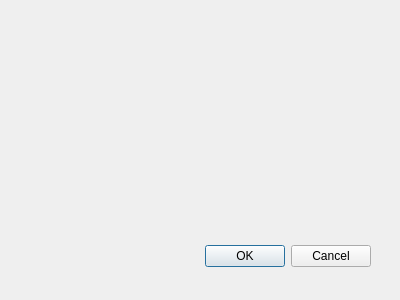
ldraconus/TextSmith2, file ItemDescriptionDialog.ui: the form before one commit.
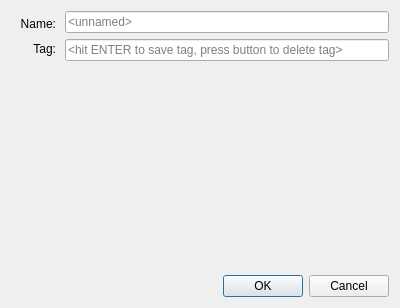
The form after the commit. Icons and pictures are not drawn.

Commit message: Got the ItemDescriptionDialog working. Next stop is adding items.

```diff
--- a/ItemDescriptionDialog.ui
+++ b/ItemDescriptionDialog.ui
@@ -7,28 +7,177 @@
     <x>0</x>
     <y>0</y>
     <width>400</width>
-    <height>300</height>
+    <height>308</height>
    </rect>
   </property>
   <property name="windowTitle">
    <string>Dialog</string>
   </property>
-  <widget class="QDialogButtonBox" name="buttonBox">
-   <property name="geometry">
-    <rect>
-     <x>30</x>
-     <y>240</y>
-     <width>341</width>
-     <height>32</height>
-    </rect>
-   </property>
-   <property name="orientation">
-    <enum>Qt::Orientation::Horizontal</enum>
-   </property>
-   <property name="standardButtons">
-    <set>QDialogButtonBox::StandardButton::Cancel|QDialogButtonBox::StandardButton::Ok</set>
-   </property>
-  </widget>
+  <property name="windowIcon">
+   <iconset resource="gfx.qrc">
+    <normaloff>:/icon/TextSmith2.ico</normaloff>:/icon/TextSmith2.ico</iconset>
+  </property>
+  <property name="modal">
+   <bool>true</bool>
+  </property>
+  <layout class="QVBoxLayout" name="verticalLayout">
+   <item>
+    <widget class="QFrame" name="frame4">
+     <property name="frameShape">
+      <enum>QFrame::Shape::NoFrame</enum>
+     </property>
+     <property name="frameShadow">
+      <enum>QFrame::Shadow::Plain</enum>
+     </property>
+     <property name="lineWidth">
+      <number>0</number>
+     </property>
+     <layout class="QHBoxLayout" name="horizontalLayout">
+      <property name="leftMargin">
+       <number>0</number>
+      </property>
+      <property name="topMargin">
+       <number>0</number>
+      </property>
+      <property name="rightMargin">
+       <number>0</number>
+      </property>
+      <property name="bottomMargin">
+       <number>0</number>
+      </property>
+      <item>
+       <widget class="QFrame" name="frame_2">
+        <property name="frameShape">
+         <enum>QFrame::Shape::NoFrame</enum>
+        </property>
+        <property name="frameShadow">
+         <enum>QFrame::Shadow::Plain</enum>
+        </property>
+        <property name="lineWidth">
+         <number>0</number>
+        </property>
+        <layout class="QVBoxLayout" name="verticalLayout_3">
+         <property name="spacing">
+          <number>9</number>
+         </property>
+         <property name="leftMargin">
+          <number>9</number>
+         </property>
+         <property name="topMargin">
+          <number>4</number>
+         </property>
+         <property name="rightMargin">
+          <number>3</number>
+         </property>
+         <property name="bottomMargin">
+          <number>4</number>
+         </property>
+         <item>
+          <widget class="QLabel" name="label">
+           <property name="text">
+            <string>Name:</string>
+           </property>
+           <property name="alignment">
+            <set>Qt::AlignmentFlag::AlignRight|Qt::AlignmentFlag::AlignTrailing|Qt::AlignmentFlag::AlignVCenter</set>
+           </property>
+          </widget>
+         </item>
+         <item>
+          <widget class="QLabel" name="label_2">
+           <property name="text">
+            <string>Tag:</string>
+           </property>
+           <property name="alignment">
+            <set>Qt::AlignmentFlag::AlignRight|Qt::AlignmentFlag::AlignTrailing|Qt::AlignmentFlag::AlignVCenter</set>
+           </property>
+          </widget>
+         </item>
+        </layout>
+       </widget>
+      </item>
+      <item>
+       <widget class="QFrame" name="frame_3">
+        <property name="frameShape">
+         <enum>QFrame::Shape::NoFrame</enum>
+        </property>
+        <property name="frameShadow">
+         <enum>QFrame::Shadow::Plain</enum>
+        </property>
+        <property name="lineWidth">
+         <number>0</number>
+        </property>
+        <layout class="QVBoxLayout" name="verticalLayout_2">
+         <property name="leftMargin">
+          <number>0</number>
+         </property>
+         <property name="topMargin">
+          <number>0</number>
+         </property>
+         <property name="rightMargin">
+          <number>0</number>
+         </property>
+         <property name="bottomMargin">
+          <number>0</number>
+         </property>
+         <item>
+          <widget class="QLineEdit" name="nameLineEdit">
+           <property name="placeholderText">
+            <string>&lt;unnamed&gt;</string>
+           </property>
+          </widget>
+         </item>
+         <item>
+          <widget class="QLineEdit" name="tagLineEdit">
+           <property name="placeholderText">
+            <string>&lt;hit ENTER to save tag, press button to delete tag&gt;</string>
+           </property>
+          </widget>
+         </item>
+        </layout>
+       </widget>
+      </item>
+     </layout>
+    </widget>
+   </item>
+   <item>
+    <widget class="QFrame" name="tagFrame">
+     <property name="sizePolicy">
+      <sizepolicy hsizetype="Preferred" vsizetype="Expanding">
+       <horstretch>0</horstretch>
+       <verstretch>0</verstretch>
+      </sizepolicy>
+     </property>
+     <property name="minimumSize">
+      <size>
+       <width>0</width>
+       <height>200</height>
+      </size>
+     </property>
+     <property name="frameShape">
+      <enum>QFrame::Shape::NoFrame</enum>
+     </property>
+     <property name="frameShadow">
+      <enum>QFrame::Shadow::Plain</enum>
+     </property>
+     <property name="lineWidth">
+      <number>0</number>
+     </property>
+    </widget>
+   </item>
+   <item>
+    <widget class="QDialogButtonBox" name="buttonBox">
+     <property name="contextMenuPolicy">
+      <enum>Qt::ContextMenuPolicy::NoContextMenu</enum>
+     </property>
+     <property name="orientation">
+      <enum>Qt::Orientation::Horizontal</enum>
+     </property>
+     <property name="standardButtons">
+      <set>QDialogButtonBox::StandardButton::Cancel|QDialogButtonBox::StandardButton::Ok</set>
+     </property>
+    </widget>
+   </item>
+  </layout>
  </widget>
  <resources/>
  <connections>
```
Left out of the diff: 10 changed lines with no effect on the pictures. The commit also changes 7 other files.
